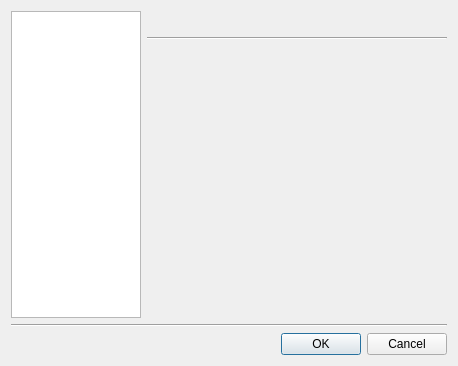
Old version of the form retroshare-gui/src/gui/settings/settings.ui in the repository RetroShare/RetroShare.
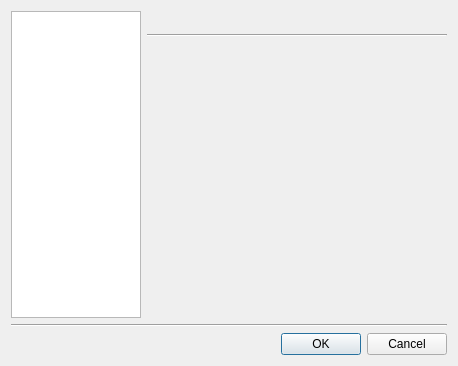
New version of the form. Icons and pictures are not drawn.

The edit to the form file:
```diff
--- a/retroshare-gui/src/gui/settings/settings.ui
+++ b/retroshare-gui/src/gui/settings/settings.ui
@@ -92,9 +92,6 @@
          <height>24</height>
         </size>
        </property>
-       <property name="text">
-        <string/>
-       </property>
        <property name="scaledContents">
         <bool>true</bool>
        </property>
@@ -110,13 +107,9 @@
        </property>
        <property name="font">
         <font>
-         <family>Sans Serif</family>
          <pointsize>11</pointsize>
          <weight>75</weight>
-         <italic>false</italic>
          <bold>true</bold>
-         <underline>false</underline>
-         <strikeout>false</strikeout>
         </font>
        </property>
        <property name="text">
```
